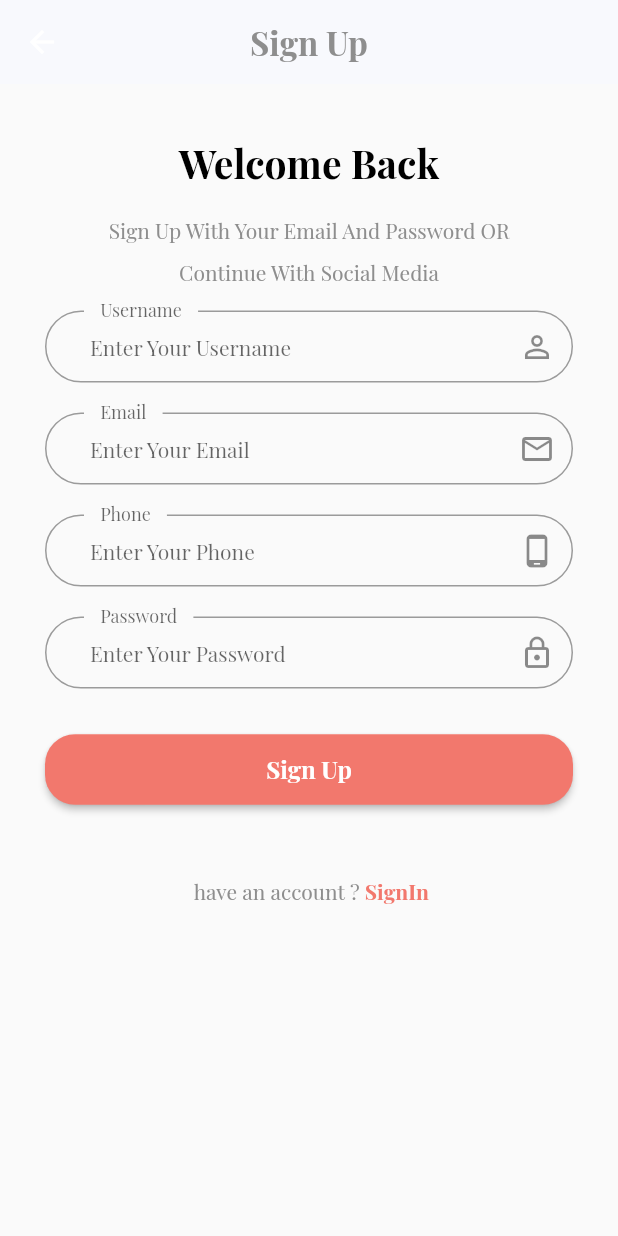
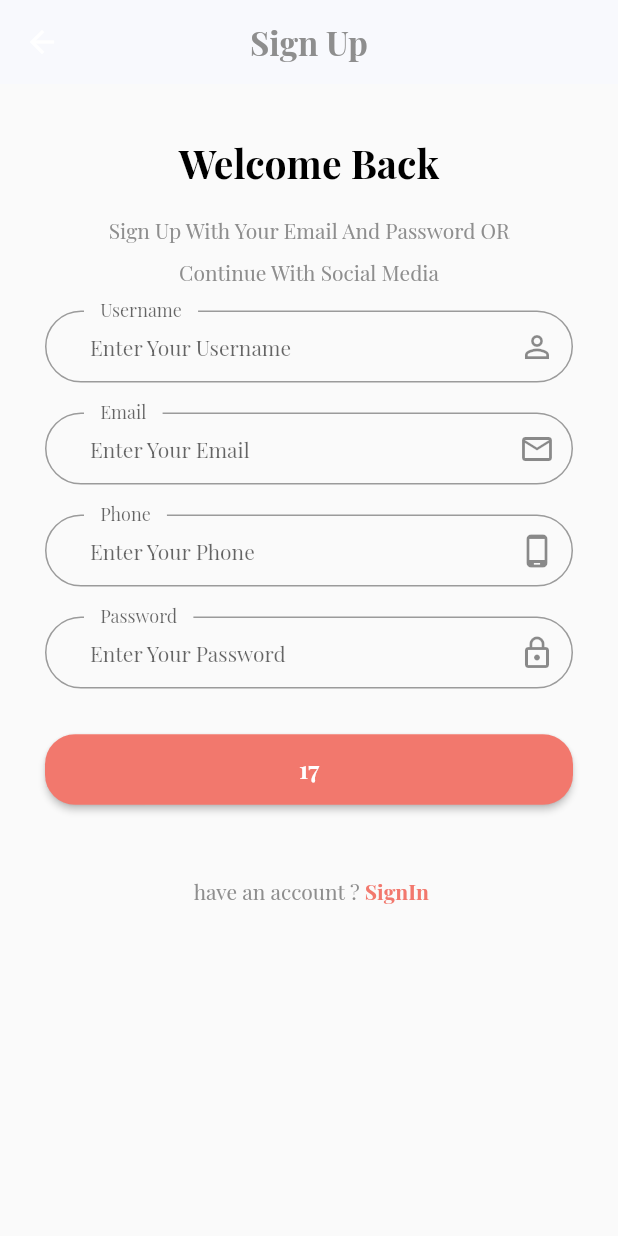
Before and after one commit to MohamedAhmedSD/ecommerce_from_wael, a Flutter app: the Login screen opened by its route, after a tap on "Sign Up", on a phone screen of 412 x 824 dp. Run offline on Flutter 3.47's test engine with Material 2 defaults, Android fonts, the phone set to English and light mode, and no system bars; our stand-ins replace flutter_otp_text_field, get, shared_preferences; accounts and stored records are empty; project files that could hold a hidden picture were left out.

Commit message:
[19] to [26] => [review] functions & login & signup pages

```diff
--- a/lib/core/functions/alertexitapp.dart
+++ b/lib/core/functions/alertexitapp.dart
@@ -3,22 +3,28 @@ import 'package:flutter/material.dart';
 import 'package:get/get.dart';
 
 import '../constants/color.dart';
-// function to solve back problem
+
+//* function to solve back problem
 Future<bool> alertExitApp() {
+  //? Get.defaultDialog ===================
+
   Get.defaultDialog(
-      title: "تنبيه",
+      title: "47".tr,
       titleStyle: const TextStyle(
           color: AppColor.primaryColor, fontWeight: FontWeight.bold),
-      middleText: "هل تريد الخروج من التطبيق",
+      middleText: "48".tr,
+
+      //* make two btns
       actions: [
         ElevatedButton(
             style: ButtonStyle(
                 backgroundColor:
                     MaterialStateProperty.all(AppColor.primaryColor)),
             onPressed: () {
+              //! ========== close app ==============
               exit(0);
             },
-            child: const Text("تاكيد")),
+            child: Text("49".tr)),
         ElevatedButton(
             style: ButtonStyle(
                 backgroundColor:
@@ -26,7 +32,9 @@ Future<bool> alertExitApp() {
             onPressed: () {
               Get.back();
             },
-            child: const Text("الغاء"))
+            child: Text("50".tr))
       ]);
+
+  //* Creates a future completed with [value].
   return Future.value(true);
 }
--- a/lib/core/functions/validinput.dart
+++ b/lib/core/functions/validinput.dart
@@ -1,15 +1,25 @@
 import 'package:get/get.dart';
 
-// to check value inside our text fields
-// we need 3 parameters =>
+//? to check value inside our text fields is it valid or not
+//* we need 4 parameters => when call it, and use the 4th to check which
+//* TFF we stand on it == type
+
 validInput(String val, int min, int max, String type) {
-  // [1] is it have value our not
+  //? ================= [1] is it have certain value our not ===========================
   if (type == "username") {
-    // we make our type
-    // we use => GetUtils.
-    // better use opposite, so when condition false we
-    // execute what inside if condition
+    //* we make our type, to check TFF
+    //! we use => GetUtils == Checks if data is null.
+
+    //* Checks if string is a valid username.
+    //? use certain built-in regex
+    //* there are alot of check methods, read about them as isPdf....
+
+    //? its regex ====================
+    /// static bool isUsername(String s) =>
+    /// hasMatch(s, r'^[a-zA-Z0-9][a-zA-Z0-9_.]+[a-zA-Z0-9]$');
     if (!GetUtils.isUsername(val)) {
+      //* better use opposite, so when condition false we
+      //* execute what inside if condition
       return "not valid username";
     }
   }
@@ -25,12 +35,18 @@ validInput(String val, int min, int max, String type) {
     }
   }
 
-  // no way to be empty
+  //* =========== I add password == use username regex ===========
+  if (type == "password") {
+    if (!GetUtils.isUsername(val)) {
+      return "not valid password";
+    }
+  }
+
+  //? ================= [2] is it empty or not ===========================
   if (val.isEmpty) {
     return "can't be Empty";
   }
-
-  // [3] enter only value between certain range
+  //? ================= [3] enter only value between certain range ===========================
   if (val.length < min) {
     return "can't be less than $min";
   }
--- a/lib/core/localization/translation.dart
+++ b/lib/core/localization/translation.dart
@@ -46,6 +46,7 @@ class MyTranslation extends Translations {
           "36": "تم اعادة تعيين كلمة المرور بنجاح",
           "37": "تهانينا",
           "38": "تم التسجيل بنجاح",
+          //! [Language]
           "39": "عربي",
           "40": "انجليزي",
           //! [onboarding]
@@ -58,8 +59,11 @@ class MyTranslation extends Translations {
           "45": "تتبع طلبك",
           "46":
               "نمتلك العديد من المنتجات \n اختر منتجك من خلال \n متجرنا الالكتروني",
-          "47": "Choose Product",
-          "48": "Choose Product",
+          //! [alertexitapp]
+          "47": "تنبيه",
+          "48": "هل تريد الخروج من التطبيق",
+          "49": 'تاكيد',
+          '50': 'الغاء',
         },
         "en": {
           "1": "Choose Language",
@@ -104,8 +108,11 @@ class MyTranslation extends Translations {
           "36": "Password has been reset successfully",
           "37": "congratulations",
           "38": "successfully registered",
+          //! [Language]
           "39": "Ar",
           "40": "En",
+          //! [onboarding]
+
           "41": "Choose Product",
           "42":
               "We Have a 100k Product , Choose \n Your Product From  Our \n E-commerce Shop",
@@ -115,8 +122,11 @@ class MyTranslation extends Translations {
           "45": "Track Your Order",
           "46":
               "We Have a 100k Product , Choose \n Your Product From Our E-commerce Shop",
-          "47": "Choose Product",
-          "48": "Choose Product",
+          //! [alertexitapp]
+          "47": "Alert",
+          "48": "Do you want exit app?",
+          "49": 'Confirm',
+          '50': 'Cancel',
         }
       };
 }
--- a/lib/view/screen/auth/login.dart
+++ b/lib/view/screen/auth/login.dart
@@ -34,13 +34,18 @@ class Login extends StatelessWidget {
                 .displayLarge!
                 .copyWith(color: AppColor.grey)),
       ),
-      // we wrap it under dialog widget
-      // to tell user when press back is he sure then exit
+      //?===========================================================
+      //! we wrap it under dialog widget == WillPopScope
+      //? to tell user when press back is he ensure then exit
       //* wrap all under => WillPopScope
-      //* // it built-in widget
+      //* it built-in widget
+      //?===========================================================
 
       body: WillPopScope(
-        onWillPop: alertExitApp, //* take function we make it
+        //* take function we make it
+        //* it show only if function alertExitApp => back true value
+        onWillPop: alertExitApp,
+        //! ====== if back false ===============
         child: Container(
           padding: const EdgeInsets.symmetric(vertical: 15, horizontal: 30),
           //* use listView to carry scrollable list of widgets
@@ -52,64 +57,72 @@ class Login extends StatelessWidget {
               const LogoAuth(),
               const SizedBox(height: 20),
               //* when use tr == translation ensure you delete const from your widget
-              CustomTextTitleAuth(text: "10".tr), // "Welcome Back"
+              // "Welcome Back"
+              CustomTextTitleAuth(text: "10".tr),
               const SizedBox(height: 10),
-              CustomTextBodyAuth(
-                  text: "11"
-                      .tr), // "Sign In With Your Email And Password OR Continue With Social Media"
+              // "Sign In With Your Email And Password OR Continue With Social Media"
+              CustomTextBodyAuth(text: "11".tr),
               const SizedBox(height: 15),
               CustomTextFormAuth(
-                // use our validator
+                //* use our validator
                 valid: (val) {
                   return validInput(val!, 5, 100, "email");
                 },
-                // kb
+                //* kb
                 isNumber: false,
                 //* by controller I can listen to what written inside field
                 mycontroller: controller.email,
-                hinttext: "12".tr, // "Enter Your Email"
+                // "Enter Your Email"
+                hinttext: "12".tr,
                 iconData: Icons.email_outlined,
+                // "Email"
                 labeltext: "18".tr, obscureText: false,
-                onTapIcon: () {}, // "Email"
-                // mycontroller: ,
+                onTapIcon: () {
+                  //! empty != PW
+                },
               ),
+              //*==========================================
+              //* we use GetBuilder => listen to UI refresh
+              //*==========================================
               GetBuilder<LoginControllerImp>(
                 builder: (controller) => CustomTextFormAuth(
-                  // we use both
-                  // obscureText && onTapIcon
+                  //!=============== we use both =================
+                  //?=========== obscureText && onTapIcon ========
                   obscureText: controller.isshowpassword,
                   //* here we use => onTapIcon => because we on PW
                   onTapIcon: () {
                     controller.showPassword();
-                    // but widget not refresh if not under
-                    // GetBuilder..
+                    //* but widget not refresh if not under => GetBuilder..
                   },
                   valid: (val) {
                     return validInput(val!, 5, 30, "password");
                   },
                   isNumber: false,
                   mycontroller: controller.password,
-                  hinttext: "13".tr, // "Enter Your Password"
+                  // "Enter Your Password"
+                  hinttext: "13".tr,
 
                   iconData: Icons.lock_outline,
-                  labeltext: "19".tr, // "Password"
-                  // mycontroller: ,
+                  // "Password"
+                  labeltext: "19".tr,
                 ),
               ),
 
               InkWell(
                 onTap: () {
-                  // nav by call method that nav => goToForgetPassword
+                  //* nav by call method that nav => goToForgetPassword
                   controller.goToForgetPassword();
                 },
+                // "Forget Password"
                 child: Text(
-                  "14".tr, // "Forget Password"
-                  // we align it to end
+                  "14".tr,
+                  //* we align it to end
                   textAlign: TextAlign.end,
                 ),
               ),
               CustomButtonAuth(
-                  text: "15".tr, // "Sign In"
+                  // "Sign In"
+                  text: "15".tr,
                   onPressed: () {
                     controller.login();
                   }),
@@ -130,10 +143,12 @@ class Login extends StatelessWidget {
 
               //* use toggle now ===============================================
               CustomTextSignUpOrSignIn(
-                textone: "16".tr, // "Don't have an account ? "
-                texttwo: "17".tr, // "SignUp"
+                // "Don't have an account ? "
+                textone: "16".tr,
+                // "SignUp"
+                texttwo: "17".tr,
                 onTap: () {
-                  // nav by call method that nav to => goToSignUp
+                  //* nav by call method that nav to => goToSignUp
                   controller.goToSignUp();
                 },
               )
--- a/lib/view/screen/auth/signup.dart
+++ b/lib/view/screen/auth/signup.dart
@@ -16,7 +16,7 @@ class SignUp extends StatelessWidget {
 
   @override
   Widget build(BuildContext context) {
-    // inject controller
+    //* inject controller
     SignUpControllerImp controller = Get.put(SignUpControllerImp());
 
     // when use lazyPut no need to use Get.delete
@@ -35,33 +35,35 @@ class SignUp extends StatelessWidget {
                 .displayLarge!
                 .copyWith(color: AppColor.grey)),
       ),
-      body: //GetBuilder<SignUpControllerImp>(
+      body:
+          //* better use GetBuilder only on part we need to refresh its UI
+          //GetBuilder<SignUpControllerImp>(
           WillPopScope(
-        // it built0in widget
-        onWillPop: alertExitApp, // take function we make it
+        onWillPop: alertExitApp,
         child: Container(
           padding: const EdgeInsets.symmetric(vertical: 15, horizontal: 30),
           child: Form(
             key: controller.formstate,
             child: ListView(children: [
               const SizedBox(height: 20),
-              CustomTextTitleAuth(text: "10".tr), //  "Welcome Back"
+              //  "Welcome Back"
+              CustomTextTitleAuth(text: "10".tr),
               const SizedBox(height: 10),
               CustomTextBodyAuth(
-                  text: "24"
-                      .tr), //"Sign Up With Your Email And Password OR Continue With Social Media"
+                  //"Sign Up With Your Email And Password OR Continue With Social Media"
+                  text: "24".tr),
               const SizedBox(height: 15),
               CustomTextFormAuth(
                 isNumber: false,
                 valid: (val) {
                   return validInput(val!, 3, 20, "username");
                 },
-                // using controller
                 mycontroller: controller.username,
-                hinttext: "23".tr, // "Enter Your Username"
+                // "Enter Your Username"
+                hinttext: "23".tr,
                 iconData: Icons.person_outline,
-                labeltext: "20".tr, // "Username"
-                // mycontroller: ,
+                // "Username"
+                labeltext: "20".tr,
               ),
               CustomTextFormAuth(
                 isNumber: false,
@@ -69,10 +71,11 @@ class SignUp extends StatelessWidget {
                   return validInput(val!, 3, 40, "email");
                 },
                 mycontroller: controller.email,
-                hinttext: "12".tr, // "Enter Your Email"
+                // "Enter Your Email"
+                hinttext: "12".tr,
                 iconData: Icons.email_outlined,
-                labeltext: "18".tr, // "Email"
-                // mycontroller: ,
+                // "Email"
+                labeltext: "18".tr,
               ),
               CustomTextFormAuth(
                 valid: (val) {
@@ -80,33 +83,40 @@ class SignUp extends StatelessWidget {
                 },
                 isNumber: true,
                 mycontroller: controller.phone,
-                hinttext: "22".tr, // "Enter Your Phone"
+                // "Enter Your Phone"
+                hinttext: "22".tr,
                 iconData: Icons.phone_android_outlined,
-                labeltext: "21".tr, // "Phone"
-                // mycontroller: ,
+                labeltext: "21".tr,
+                // "Phone"
               ),
+              //* == password here not use obscuretext or hidden password method ==
               CustomTextFormAuth(
                 isNumber: false,
                 valid: (val) {
                   return validInput(val!, 3, 30, "password");
                 },
                 mycontroller: controller.password,
-                hinttext: "13".tr, //"Enter Your Password"
+                //"Enter Your Password"
+                hinttext: "13".tr,
                 iconData: Icons.lock_outline,
-                labeltext: "19".tr, // "Password"
+                // "Password"
+                labeltext: "19".tr,
                 // mycontroller: ,
               ),
               CustomButtonAuth(
-                  text: "Sign Up", // "Sign Up"
+                  // "Sign Up"
+                  text: "17",
                   onPressed: () {
+                    //* go to success sigup
                     controller.signUp();
-                    // go to success sigup
                   }),
               const SizedBox(height: 40),
-              // nav to opposite
+              //* toggle => nav to opposite
               CustomTextSignUpOrSignIn(
-                textone: "25".tr, // " have an account ? "
-                texttwo: "26".tr, // " SignIn "
+                // " have an account ? "
+                textone: "25".tr,
+                // " SignIn "
+                texttwo: "26".tr,
                 onTap: () {
                   controller.goToSignIn();
                 },
```
